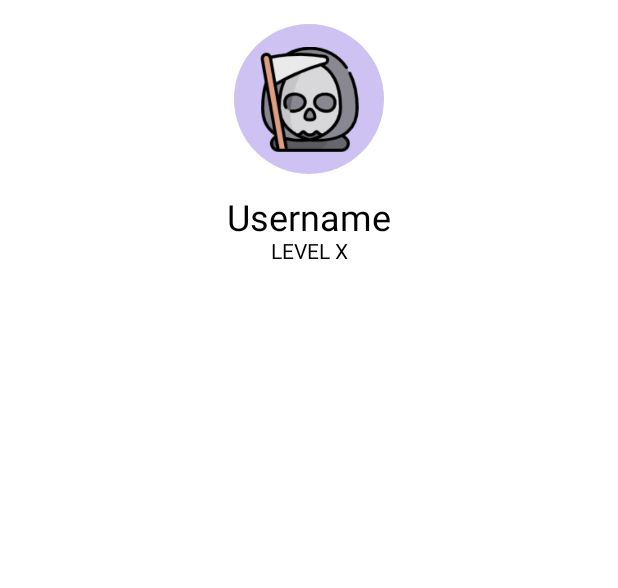
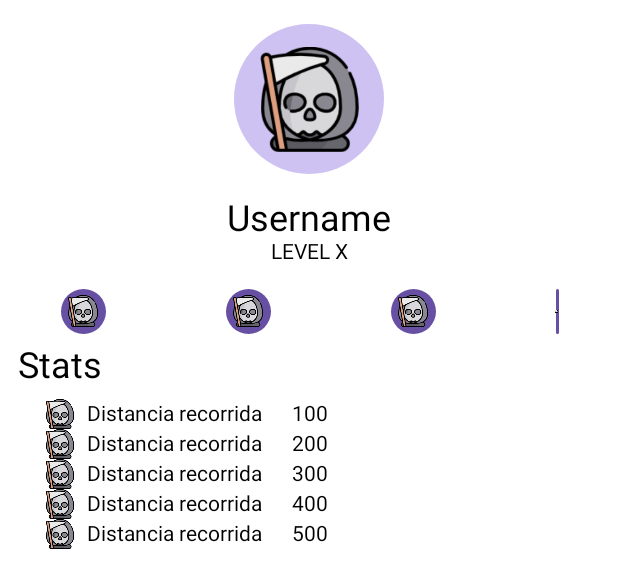
Before and after one commit to BikeJoyOrg/BikeJoyApp, an Android app built with Jetpack Compose: the @Preview function ProfileScreen, on a phone screen of 412 x 824 dp. Shown: the top 588 px of the screen. Run offline under Robolectric (Android 15) with nearby library versions, the phone set to English and light mode, and no system bars; our stand-ins replace livedata-compose; network calls fail.

Commit message:
4 butons

```diff
--- a/app/src/main/java/com/example/bikejoyapp/MainActivity.kt
+++ b/app/src/main/java/com/example/bikejoyapp/MainActivity.kt
@@ -87,6 +87,7 @@ import androidx.compose.foundation.shape.CircleShape
 import androidx.compose.material3.NavigationBarItemDefaults
 import androidx.compose.runtime.livedata.observeAsState
 import com.example.bikejoyapp.data.LoggedUser
+import com.example.bikejoyapp.ui.ProfileScreen
 import com.example.bikejoyapp.viewmodel.MascotesViewModel
 
 
@@ -293,7 +294,7 @@ fun MyAppContent(
                     RoutesScreen(RoutesViewModel(), mainViewModel)
                 }
                 composable(MyAppRoute.Home.route) {
-                    HomeScreen(userViewModel, mainViewModel)
+                    ProfileScreen()
                 }
                 composable(MyAppRoute.Social.route) {
                     AchievementScreen(achievementViewModel)
--- a/app/src/main/java/com/example/bikejoyapp/ui/ProfileScreen.kt
+++ b/app/src/main/java/com/example/bikejoyapp/ui/ProfileScreen.kt
@@ -49,15 +49,16 @@ import androidx.compose.foundation.border
 import androidx.compose.foundation.shape.CircleShape
 import androidx.compose.ui.tooling.preview.Preview
 
-
 @Preview
 @Composable
 fun ProfileScreen() {
     Column(modifier = Modifier.fillMaxSize()) {
         Row(modifier = Modifier.align(Alignment.CenterHorizontally)) {
-            Box(modifier = Modifier
-                .padding(top = 16.dp)
-                .size(100.dp)) {
+            Box(
+                modifier = Modifier
+                    .padding(top = 16.dp)
+                    .size(100.dp)
+            ) {
                 Canvas(modifier = Modifier.matchParentSize()) {
                     val purple = Color(206, 194, 242)
                     drawCircle(color = purple)
@@ -67,7 +68,7 @@ fun ProfileScreen() {
                     contentDescription = "Profile picture",
                     modifier = Modifier
                         .size(70.dp)
-                        .align(Alignment.Center) // Esto hace que la imagen sea redonda
+                        .align(Alignment.Center)
                 )
             }
         }
@@ -81,5 +82,53 @@ fun ProfileScreen() {
         )
         val level = "LEVEL X"
         Text(level, modifier = Modifier.align(Alignment.CenterHorizontally))
+
+        Row() {
+            for (i in 1..4) {
+                Box(
+                    modifier = Modifier
+                        .padding(start = 40.dp, end = 40.dp, top = 16.dp)
+                        .size(30.dp)
+                ) {
+                    Button(onClick = {}) {
+
+                    }
+                    Image(
+                        painter = painterResource(id = R.drawable.avatar_death),
+                        contentDescription = "Profile picture",
+                        modifier = Modifier
+                            .size(21.dp)
+                            .align(Alignment.Center) // Esto hace que la imagen sea redonda
+                    )
+                }
+            }
+        }
+
+        Text(
+            "Stats",
+            modifier = Modifier.padding(top = 8.dp, start = 12.dp, bottom = 8.dp),
+            fontSize = 24.sp
+        )
+        for (i in 1..5) {
+            Row(modifier = Modifier.padding(start = 30.dp)) {
+                Image(
+                    painter = painterResource(id = R.drawable.avatar_death),
+                    contentDescription = "Star icon",
+                    modifier = Modifier.size(20.dp)
+                )
+                Text(
+                    "Distancia recorrida",
+                    modifier = Modifier
+                        .padding(start = 8.dp)
+                        .align(Alignment.CenterVertically)
+                )
+                Text(
+                    (i * 100).toString(),
+                    modifier = Modifier
+                        .padding(start = 20.dp)
+                        .align(Alignment.CenterVertically)
+                )
+            }
+        }
     }
 }
```
